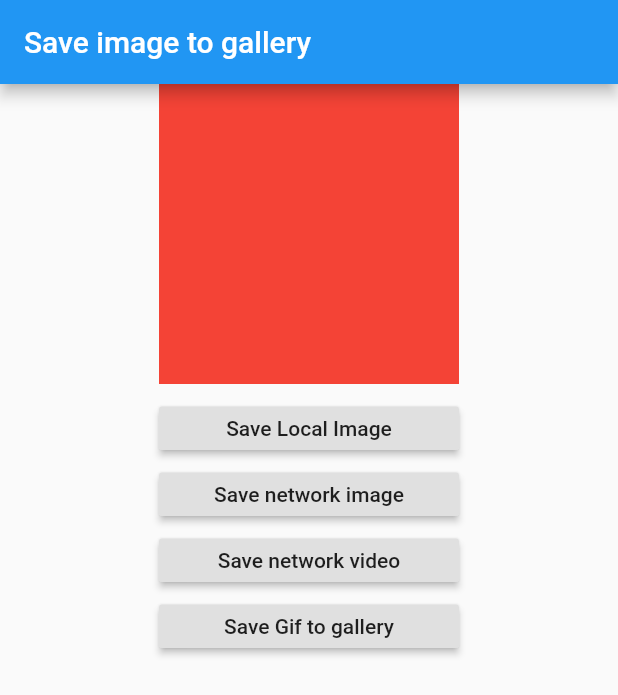
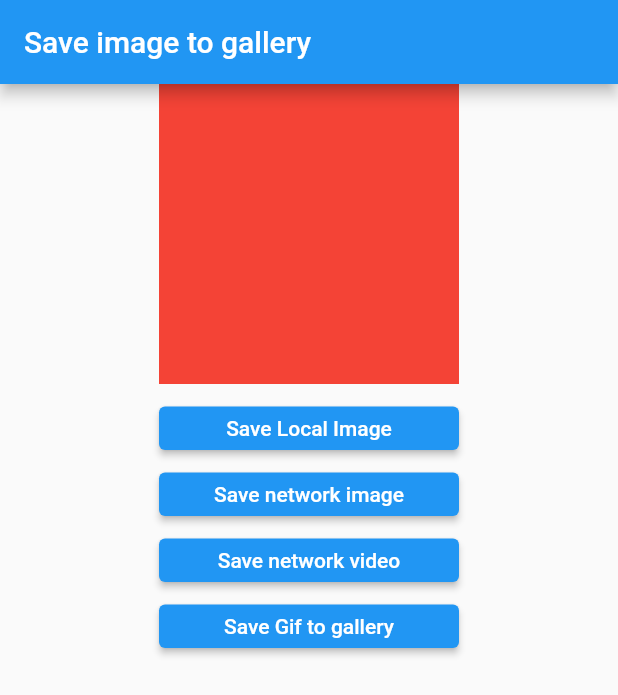
Before and after one commit to hui-z/image_gallery_saver, a Flutter app: the screen it shows after launch, on a phone screen of 412 x 824 dp. Shown: the top 695 px of the screen. Run offline on Flutter 3.47's test engine with Material 2 defaults, Android fonts, the light colour scheme and no system bars; our stand-ins replace dio, fluttertoast, permission_handler.

Commit message:
图片库升级

```diff
--- a/example/lib/main.dart
+++ b/example/lib/main.dart
@@ -1,4 +1,3 @@
-import 'dart:async';
 import 'dart:typed_data';
 import 'dart:ui' as ui;
 
@@ -38,7 +37,6 @@ class _MyHomePageState extends State<MyHomePage> {
     super.initState();
 
     _requestPermission();
-
   }
 
   @override
@@ -60,7 +58,7 @@ class _MyHomePageState extends State<MyHomePage> {
               ),
               Container(
                 padding: EdgeInsets.only(top: 15),
-                child: RaisedButton(
+                child: ElevatedButton(
                   onPressed: _saveScreen,
                   child: Text("Save Local Image"),
                 ),
@@ -69,7 +67,7 @@ class _MyHomePageState extends State<MyHomePage> {
               ),
               Container(
                 padding: EdgeInsets.only(top: 15),
-                child: RaisedButton(
+                child: ElevatedButton(
                   onPressed: _getHttp,
                   child: Text("Save network image"),
                 ),
@@ -78,7 +76,7 @@ class _MyHomePageState extends State<MyHomePage> {
               ),
               Container(
                 padding: EdgeInsets.only(top: 15),
-                child: RaisedButton(
+                child: ElevatedButton(
                   onPressed: _saveVideo,
                   child: Text("Save network video"),
                 ),
@@ -87,7 +85,7 @@ class _MyHomePageState extends State<MyHomePage> {
               ),
               Container(
                 padding: EdgeInsets.only(top: 15),
-                child: RaisedButton(
+                child: ElevatedButton(
                   onPressed: _saveGif,
                   child: Text("Save Gif to gallery"),
                 ),
@@ -113,10 +111,11 @@ class _MyHomePageState extends State<MyHomePage> {
     RenderRepaintBoundary boundary =
         _globalKey.currentContext!.findRenderObject() as RenderRepaintBoundary;
     ui.Image image = await boundary.toImage();
-    ByteData? byteData = await (image.toByteData(format: ui.ImageByteFormat.png));
+    ByteData? byteData =
+        await (image.toByteData(format: ui.ImageByteFormat.png));
     if (byteData != null) {
       final result =
-      await ImageGallerySaver.saveImage(byteData.buffer.asUint8List());
+          await ImageGallerySaver.saveImage(byteData.buffer.asUint8List());
       print(result);
       _toastInfo(result.toString());
     }
--- a/pubspec.yaml
+++ b/pubspec.yaml
@@ -1,6 +1,6 @@
 name: image_gallery_saver
 description: A new flutter plugin project for save image to gallery, iOS need to add the following keys to your Info.plist file.
-version: 1.7.1
+version: 2.0.0
 homepage: https://github.com/hui-z/image_gallery_saver
 
 environment:
```
Also changed, not shown: 4 other files.
